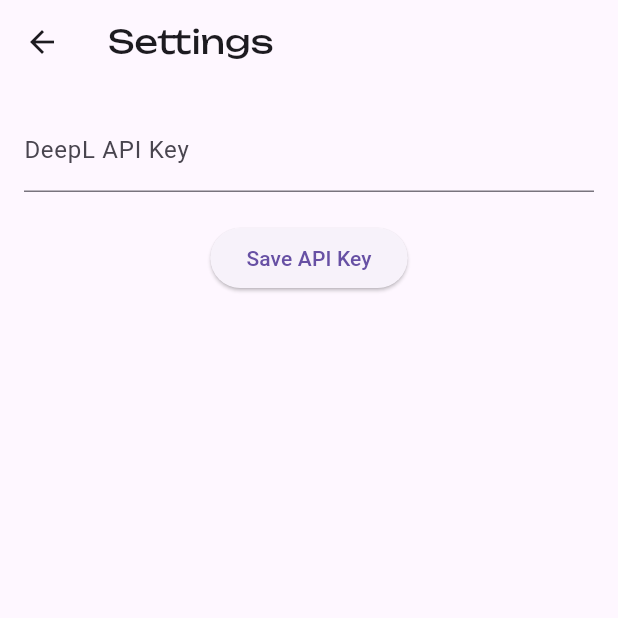
After one commit to SantiagoChamie/lenski, a Flutter app: the SettingsScreen screen opened directly, after a tap on "Save API Key", on a phone screen of 412 x 824 dp, the top half of it. The commit adds this screen. Run offline on Flutter 3.47's test engine with Material 3 defaults, Android fonts, the phone set to English and light mode, and no system bars; our stand-ins replace dotted_border, flutter_dotenv, shared_preferences, sqflite_common_ffi; accounts and stored records are empty.

Commit message:
add settings page for api key

```diff
--- a/lib/screens/navigation/navigation_handler.dart
+++ b/lib/screens/navigation/navigation_handler.dart
@@ -5,6 +5,7 @@ import 'package:lenski/screens/course/course_home.dart';
 import 'package:lenski/screens/course/review_cards/review_screen.dart';
 import 'package:lenski/screens/course/books/book_screen.dart';
 import 'package:lenski/models/book_model.dart';
+import 'package:lenski/screens/settings/settings_screen.dart';
 import 'sidebar.dart';
 
 class NavigationHandler extends StatefulWidget {
@@ -23,7 +24,10 @@ class NavigationHandlerState extends State<NavigationHandler> {
         _navigatorKey.currentState?.popUntil((route) => route.isFirst);
       }
     } else {
-      _navigatorKey.currentState?.pushNamed(item);
+      final currentRoute = ModalRoute.of(context)?.settings.name;
+      if (currentRoute != item) {
+        _navigatorKey.currentState?.pushNamed(item);
+      }
     }
   }
 
@@ -56,6 +60,9 @@ class NavigationHandlerState extends State<NavigationHandler> {
                     final course = args['course'] as Course;
                     builder = (BuildContext _) => BookScreen(book: book, course: course);
                     break;
+                  case 'Settings':
+                    builder = (BuildContext _) => const SettingsScreen();
+                    break;
                   default:
                     builder = (BuildContext _) => const Courses();
                 }
--- a/lib/screens/navigation/sidebar.dart
+++ b/lib/screens/navigation/sidebar.dart
@@ -35,6 +35,8 @@ class Sidebar extends StatelessWidget {
               mainAxisAlignment: MainAxisAlignment.center,
               // Sidebar buttons
               children: [
+                _buildMenuButton(p, 'Settings', Icons.settings_rounded),
+                const SizedBox(height: 20), // Add some space between buttons
                 _buildMenuButton(p, 'Home', Icons.home_rounded),
               ],
             ),
@@ -50,6 +52,9 @@ class Sidebar extends StatelessWidget {
       icon: Icon(icon, color: Colors.black, size: p.sidebarButtonWidth() / 2),
       onPressed: () {
         onItemSelected(title);
+        if (title == 'Home') {
+          navigatorKey.currentState?.popUntil((route) => route.isFirst);
+        }
       },
       style: FilledButton.styleFrom(
         backgroundColor: const Color(0xFFD9D0DB), // Button color
--- /dev/null
+++ b/lib/screens/settings/settings_screen.dart
@@ -0,0 +1,59 @@
+import 'package:flutter/material.dart';
+import 'package:shared_preferences/shared_preferences.dart';
+
+class SettingsScreen extends StatefulWidget {
+  const SettingsScreen({super.key});
+
+  @override
+  _SettingsScreenState createState() => _SettingsScreenState();
+}
+
+class _SettingsScreenState extends State<SettingsScreen> {
+  final TextEditingController _apiKeyController = TextEditingController();
+
+  @override
+  void initState() {
+    super.initState();
+    _loadApiKey();
+  }
+
+  Future<void> _loadApiKey() async {
+    final prefs = await SharedPreferences.getInstance();
+    setState(() {
+      _apiKeyController.text = prefs.getString('deepl_api_key') ?? '';
+    });
+  }
+
+  Future<void> _saveApiKey() async {
+    final prefs = await SharedPreferences.getInstance();
+    await prefs.setString('deepl_api_key', _apiKeyController.text);
+  }
+
+  @override
+  Widget build(BuildContext context) {
+    return Scaffold(
+      appBar: AppBar(
+        title: const Text('Settings', style: TextStyle(fontFamily: 'Unbounded')),
+      ),
+      body: Padding(
+        padding: const EdgeInsets.all(16.0),
+        child: Column(
+          children: [
+            TextField(
+              controller: _apiKeyController,
+              obscureText: true,
+              decoration: const InputDecoration(
+                labelText: 'DeepL API Key',
+              ),
+            ),
+            const SizedBox(height: 20),
+            ElevatedButton(
+              onPressed: _saveApiKey,
+              child: const Text('Save API Key'),
+            ),
+          ],
+        ),
+      ),
+    );
+  }
+}
--- a/lib/services/translation_service.dart
+++ b/lib/services/translation_service.dart
@@ -1,6 +1,6 @@
 import 'dart:convert';
 import 'package:http/http.dart' as http;
-import 'package:flutter_dotenv/flutter_dotenv.dart';
+import 'package:shared_preferences/shared_preferences.dart';
 import 'package:lenski/data/card_repository.dart'; // Import the CardRepository
 
 /// A service to translate text using the DeepL API.
@@ -14,7 +14,6 @@ class TranslationService {
     return _instance;
   }
 
-  final String _apiKey = dotenv.env['DEEPL_KEY'] ?? '';
   final Map<String, String> _cache = {};
 
   Future<String> translate({
@@ -36,6 +35,11 @@ class TranslationService {
       return existingCardBack;
     }
 
+    final String apiKey = await _getApiKey();
+    if (apiKey.isEmpty) {
+      throw Exception('API Key is not set');
+    }
+
     final Map<String, dynamic> requestBody = {
       'text': [text],
       'source_lang': sourceLang,
@@ -49,7 +53,7 @@ class TranslationService {
     final response = await http.post(
       Uri.parse('https://api-free.deepl.com/v2/translate'),
       headers: {
-        'Authorization': 'DeepL-Auth-Key $_apiKey',
+        'Authorization': 'DeepL-Auth-Key $apiKey',
         'Content-Type': 'application/json; charset=utf-8',
       },
       body: utf8.encode(json.encode(requestBody)),
@@ -72,4 +76,9 @@ class TranslationService {
   Future<bool> cardExists(String front, String context) async {
     return await CardRepository().getCardByInfo(front, context) != null;
   }
+
+  Future<String> _getApiKey() async {
+    final prefs = await SharedPreferences.getInstance();
+    return prefs.getString('deepl_api_key') ?? '';
+  }
 }
--- a/lib/widgets/translation_overlay.dart
+++ b/lib/widgets/translation_overlay.dart
@@ -254,7 +254,7 @@ class _TranslationOverlayState extends State<TranslationOverlay> {
           },
         ),
         Positioned(
-          bottom: 0,
+          top: 0,
           right: 0,
           child: IconButton(
             icon: const Icon(Icons.close, color: Colors.black),
--- a/pubspec.yaml
+++ b/pubspec.yaml
@@ -42,6 +42,7 @@ dependencies:
   dotted_border: ^2.1.0
   http: ^1.3.0
   flutter_dotenv: ^5.0.2
+  shared_preferences: ^2.0.13
 
 dev_dependencies:
   flutter_test:
```
Also changed, not shown: 1 other file.
